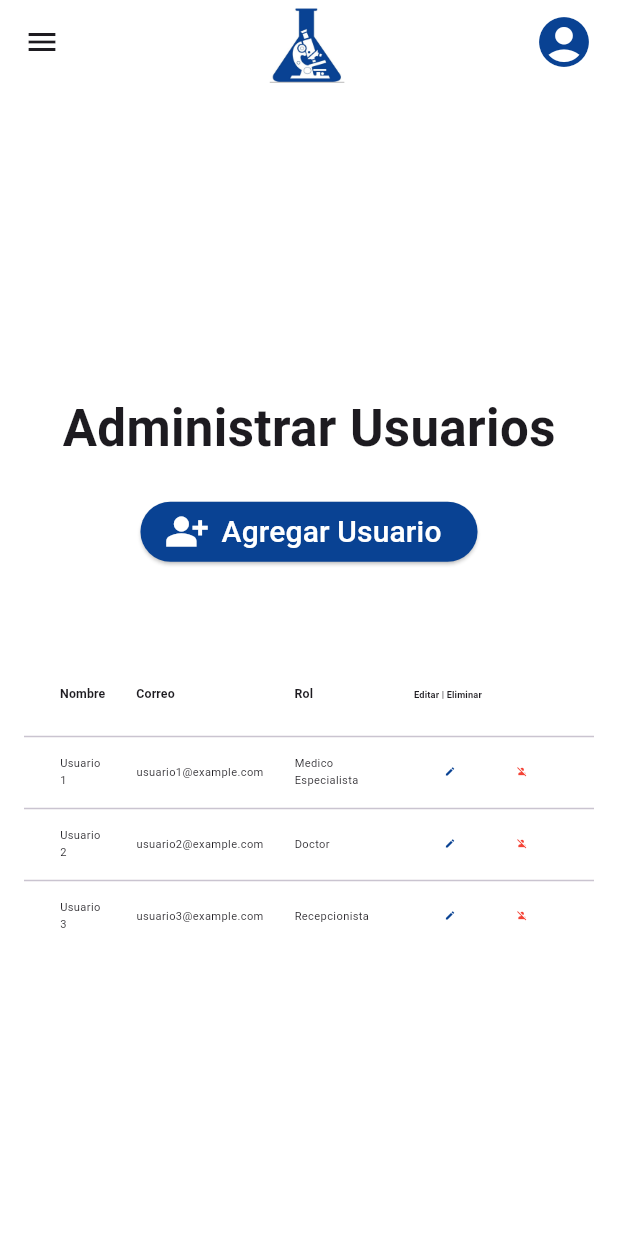
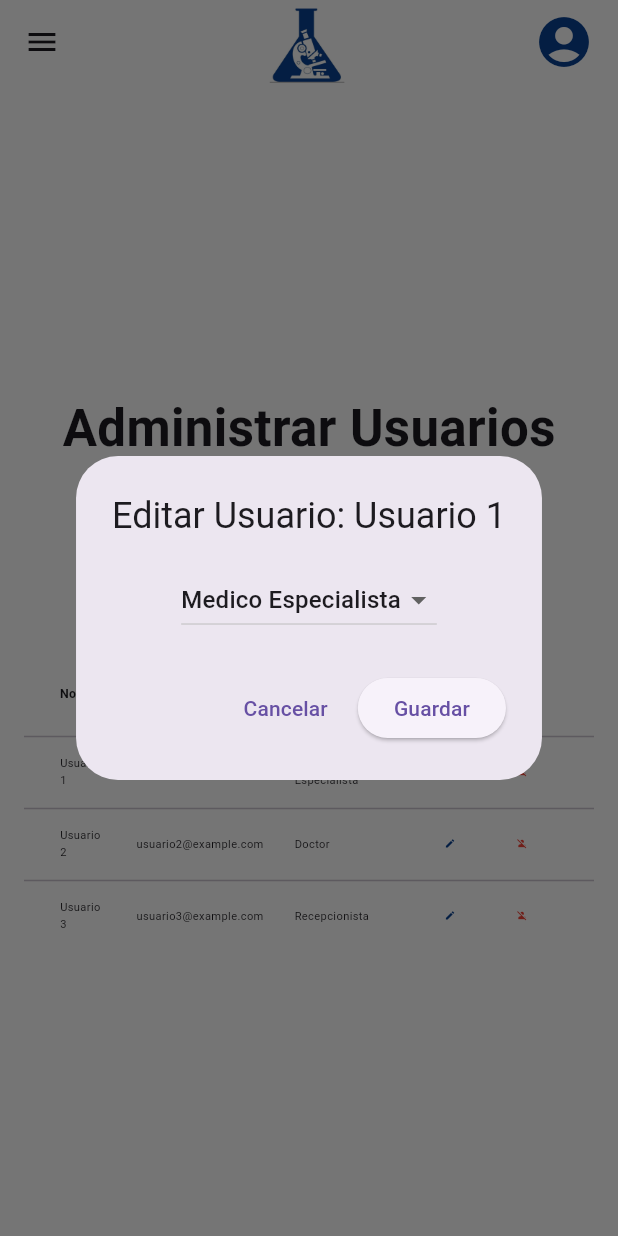
Before and after one commit to ResidenciaITNL/Proyecto, a Flutter app: the AdminUsuarios screen opened by its route, after a tap on the "edit" icon, on a phone screen of 412 x 824 dp. Run offline on Flutter 3.47's test engine with Material 3 defaults, Android fonts, the phone set to English and light mode, and no system bars; our stand-ins replace responsive_builder.

Commit message:
Update Front AdminUsuarios

```diff
--- a/FrontFlutter/labvymar/lib/Views/AdministrarUsuarios.dart
+++ b/FrontFlutter/labvymar/lib/Views/AdministrarUsuarios.dart
@@ -6,7 +6,7 @@ import 'package:labvymar/Views/Recepcion.dart';
 import 'package:responsive_builder/responsive_builder.dart';
 
 class AdminUsuarios extends StatelessWidget {
-  AdminUsuarios({Key? key}) : super(key: key);
+  AdminUsuarios({super.key});
 
   final GlobalKey<ScaffoldState> _scaffoldKey = GlobalKey<ScaffoldState>();
 
@@ -67,7 +67,7 @@ class AdminUsuarios extends StatelessWidget {
             child: Column(
               mainAxisAlignment: MainAxisAlignment.center,
               children: [
-                UserManagementScreen(),
+                const UserManagementScreen(),
                 _buildUserDataTable(), // Tu DataTable aquí
               ],
             ),
@@ -245,23 +245,17 @@ class AdminUsuarios extends StatelessWidget {
         DataCell(Row(
           children: [
             IconButton(
-              icon: Icon(Icons.edit, color: Color(0xFF094293), size: fontSize,),
+              icon: Icon(Icons.edit, color: const Color(0xFF094293), size: fontSize,),
               onPressed: () {
                 // Lógica para editar el usuario
-                // Puedes abrir un diálogo o navegar a otra pantalla para editar
-                // Dependiendo de tu implementación
+                _showEditUserDialog(context, user['name']!, user['rol']!);
               },
             ),
-            // Text("     ",
-            //   style: TextStyle(
-            //     fontSize: fontSize,
-            //   ),
-            // ),
             IconButton(
               icon: Icon(Icons.person_off_sharp, color: Colors.red, size: fontSize,),
               onPressed: () {
                 // Lógica para eliminar el usuario
-                // Puedes mostrar un diálogo de confirmación antes de eliminar
+                _showDeleteUserDialog(context, user['name']!);
               },
             ),
           ],
@@ -269,7 +263,100 @@ class AdminUsuarios extends StatelessWidget {
       ]);
     }).toList();
   }
+
 }
+
+
+
+void _showEditUserDialog(BuildContext context, String name, String currentRole) {
+  List<String> roles = ['Doctor', 'Medico Especialista', 'Recepcionista'];
+  String selectedRole = currentRole;
+
+  showDialog(
+    context: context,
+    builder: (BuildContext context) {
+      return StatefulBuilder(
+        builder: (BuildContext context, StateSetter setState) {
+          return AlertDialog(
+            title: Text('Editar Usuario: $name'),
+            content: SingleChildScrollView(
+              child: Column(
+                mainAxisSize: MainAxisSize.min,
+                children: [
+                  DropdownButton<String>(
+                    value: selectedRole,
+                    onChanged: (String? newValue) {
+                      setState(() {
+                        selectedRole = newValue!;
+                      });
+                    },
+                    items: roles.map<DropdownMenuItem<String>>((String value) {
+                      return DropdownMenuItem<String>(
+                        value: value,
+                        child: Text(value),
+                      );
+                    }).toList(),
+                  ),
+                ],
+              ),
+            ),
+            actions: [
+              TextButton(
+                onPressed: () {
+                  Navigator.of(context).pop();
+                },
+                child: Text('Cancelar'),
+              ),
+              ElevatedButton(
+                onPressed: () {
+                  // Aquí puedes realizar la lógica para guardar los cambios del rol
+                  String newRole = selectedRole;
+                  // Puedes implementar la lógica para guardar el nuevo rol aquí
+                  print('El nuevo rol es: $newRole');
+                  Navigator.of(context).pop();
+                },
+                child: Text('Guardar'),
+              ),
+            ],
+          );
+        },
+      );
+    },
+  );
+}
+
+
+void _showDeleteUserDialog(BuildContext context, String name) {
+  showDialog(
+    context: context,
+    builder: (BuildContext context) {
+      return StatefulBuilder(
+        builder: (BuildContext context, StateSetter setState) {
+          return AlertDialog(
+            title: Text('Eliminar Usuario: $name'),
+            actions: [
+              TextButton(
+                onPressed: () {
+                  Navigator.of(context).pop();
+                },
+                child: Text('Cancelar'),
+              ),
+              ElevatedButton(
+                onPressed: () {
+                  // Aquí puedes realizar la lógica para eliminar el usuario
+
+                },
+                child: Text('Eliminar'),
+              ),
+            ],
+          );
+        },
+      );
+    },
+  );
+}
+
+
 
 final List<String> _menuItems = <String>[
   'Administración',
@@ -282,7 +369,7 @@ final List<String> _menuItems = <String>[
 enum Menu { itemOne, itemTwo, itemThree }
 
 class _ProfileIcon extends StatelessWidget {
-  const _ProfileIcon({Key? key}) : super(key: key);
+  const _ProfileIcon({super.key});
 
   @override
   Widget build(BuildContext context) {
@@ -343,7 +430,7 @@ class UserManagementScreen extends StatefulWidget {
 class _UserManagementScreenState extends State<UserManagementScreen> {
   final TextEditingController _nameController = TextEditingController();
   final TextEditingController _emailController = TextEditingController();
-  final TextEditingController _roleController = TextEditingController();
+  // final TextEditingController _selectedRole = TextEditingController();
 
   @override
   Widget build(BuildContext context) {
@@ -391,10 +478,11 @@ void _showAddUserDialog(BuildContext context) {
     showDialog(
       context: context,
       builder: (BuildContext context) {
+        String? selectedRole; // Variable para almacenar el rol seleccionado
+
         return AlertDialog(
-        backgroundColor: Colors.white, // Establecer el color de fondo blanco
+          backgroundColor: Colors.white,
           title: const Center(
-          // Centrar el título
             child: Text('Nuevo usuario'),
           ),
           content: SingleChildScrollView(
@@ -408,9 +496,21 @@ void _showAddUserDialog(BuildContext context) {
                   controller: _emailController,
                   decoration: const InputDecoration(labelText: 'Correo'),
                 ),
-              TextFormField(
-                controller: _roleController,
+                DropdownButtonFormField<String>(
+                  value: selectedRole,
                   decoration: const InputDecoration(labelText: 'Rol'),
+                  items: <String>['Doctor', 'Medico Especialista', 'Recepcionista']
+                      .map((String value) {
+                    return DropdownMenuItem<String>(
+                      value: value,
+                      child: Text(value),
+                    );
+                  }).toList(),
+                  onChanged: (String? value) {
+                    setState(() {
+                      selectedRole = value;
+                    });
+                  },
                 ),
               ],
             ),
@@ -425,7 +525,7 @@ void _showAddUserDialog(BuildContext context) {
             ElevatedButton(
               onPressed: () {
                 // Aquí puedes realizar la lógica para agregar el usuario con los datos ingresados
-              // por ejemplo, puedes acceder a los valores con _nameController.text, _emailController.text, _roleController.text
+                // por ejemplo, puedes acceder a los valores con _nameController.text, _emailController.text, selectedRole
                 // y luego cerrar el dialogo con Navigator.of(context).pop();
               },
               child: const Text('Agregar'),
@@ -435,5 +535,4 @@ void _showAddUserDialog(BuildContext context) {
       },
     );
   }
-
 }
```
Lines whose indentation alone changed are shown as unchanged.
